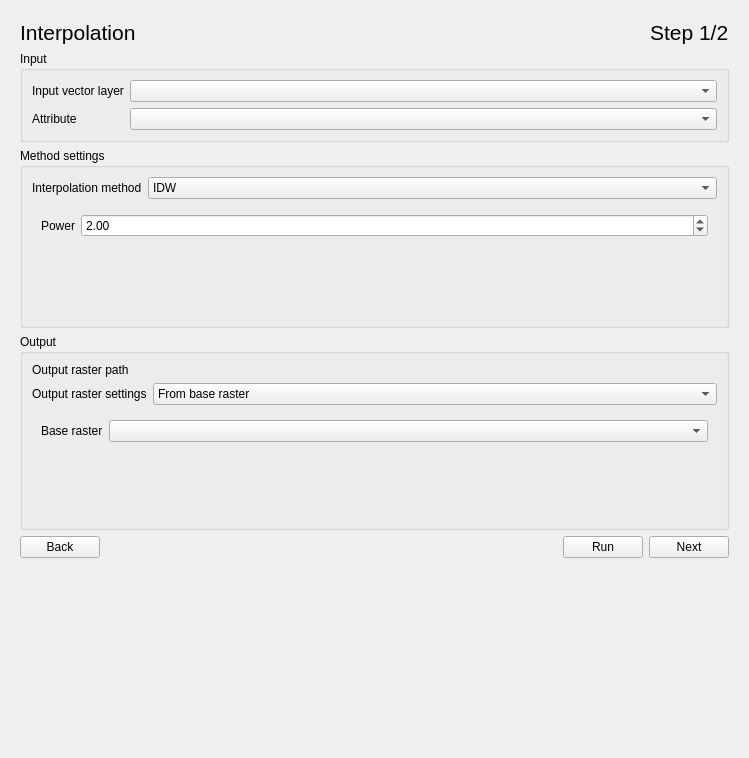
Qt form eis_qgis_plugin/resources/ui/mineral_proxies/proxy_workflow4_interpolation_anomaly.ui (GispoCoding/eis_qgis_plugin) before a commit.
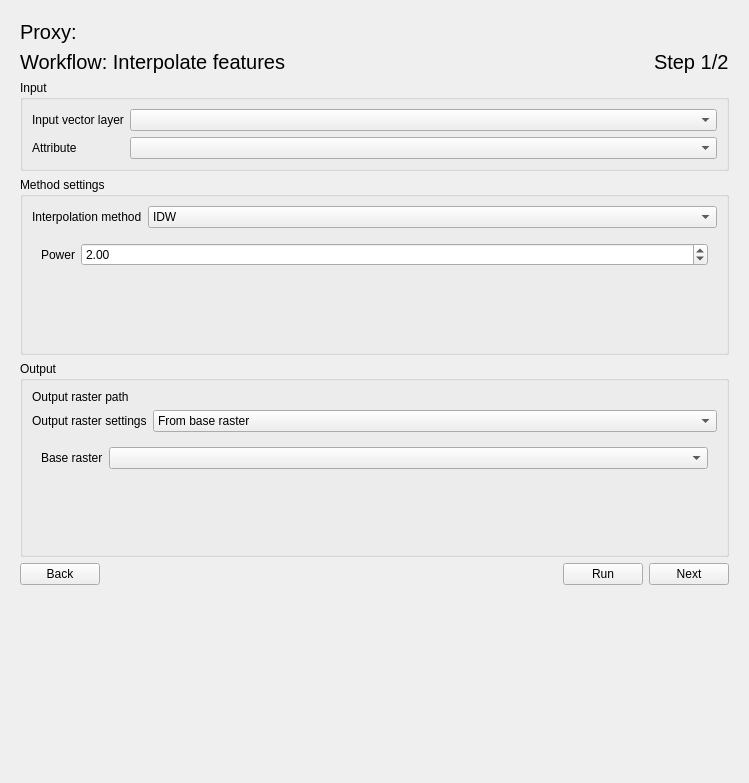
The same form after that commit. Custom widgets are drawn as their Qt base class.

Commit message: Add proxy name to proxy preparation UIs

```diff
--- a/eis_qgis_plugin/resources/ui/mineral_proxies/proxy_workflow4_interpolation_anomaly.ui
+++ b/eis_qgis_plugin/resources/ui/mineral_proxies/proxy_workflow4_interpolation_anomaly.ui
@@ -7,7 +7,7 @@
     <x>0</x>
     <y>0</y>
     <width>749</width>
-    <height>758</height>
+    <height>783</height>
    </rect>
   </property>
   <property name="windowTitle">
@@ -21,17 +21,29 @@
      </property>
      <widget class="QWidget" name="interpolation_page">
       <layout class="QVBoxLayout" name="verticalLayout_5">
+       <item>
+        <widget class="QLabel" name="proxy_name_label">
+         <property name="font">
+          <font>
+           <pointsize>15</pointsize>
+          </font>
+         </property>
+         <property name="text">
+          <string>Proxy: </string>
+         </property>
+        </widget>
+       </item>
        <item>
         <layout class="QHBoxLayout" name="horizontalLayout">
          <item>
           <widget class="QLabel" name="heading_label_2">
            <property name="font">
             <font>
-             <pointsize>16</pointsize>
+             <pointsize>15</pointsize>
             </font>
            </property>
            <property name="text">
-            <string>Interpolation</string>
+            <string>Workflow: Interpolate features</string>
            </property>
           </widget>
          </item>
@@ -52,7 +64,7 @@
           <widget class="QLabel" name="heading_label">
            <property name="font">
             <font>
-             <pointsize>16</pointsize>
+             <pointsize>15</pointsize>
             </font>
            </property>
            <property name="text">
```
Left out of the diff: 21 changed lines with no effect on the pictures. The commit also changes 2 other files.
